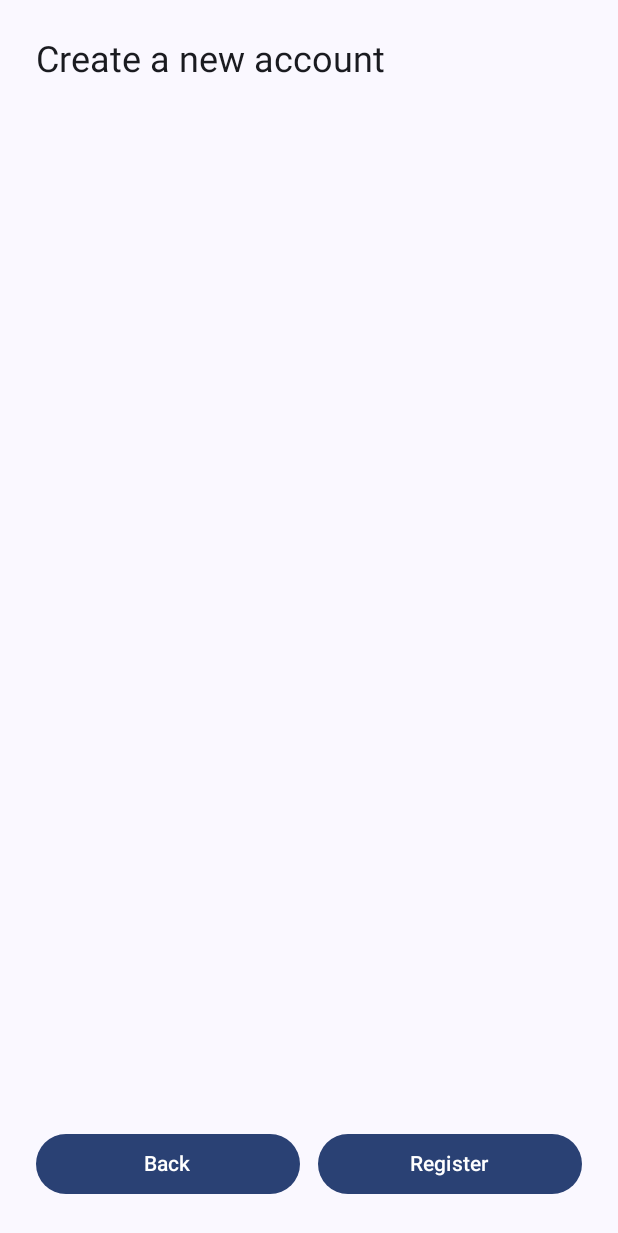
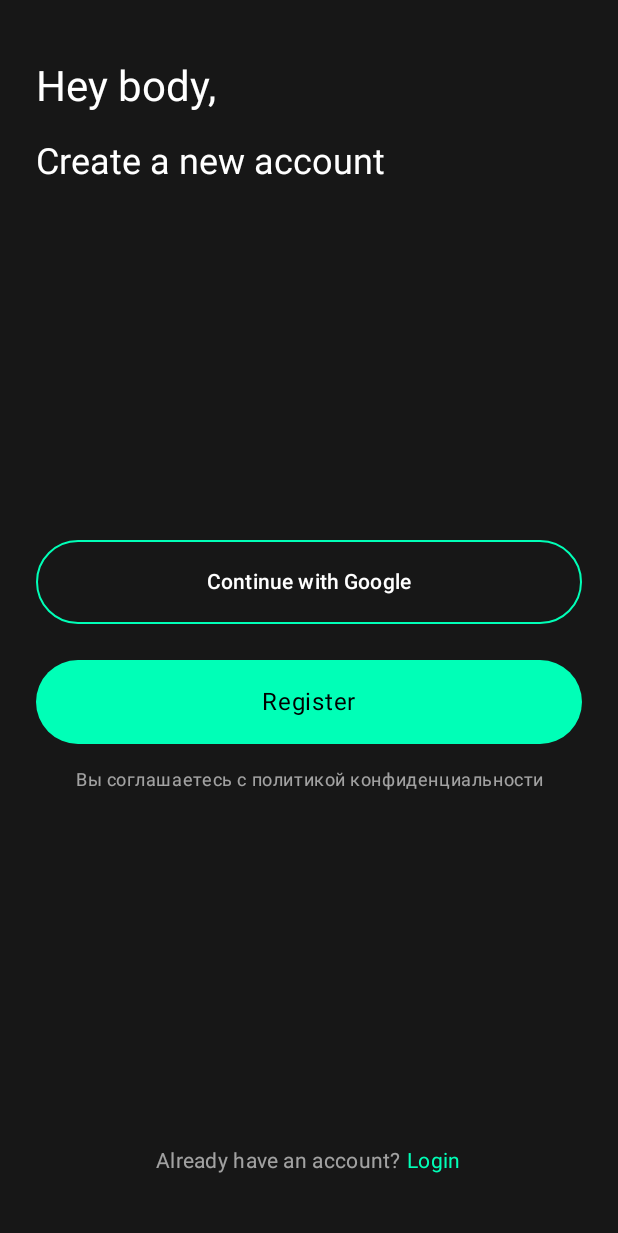
Before and after one commit to Andrew80t7/WorkoutApp, an Android app built with Jetpack Compose: the screen it shows after launch (MainActivity), after a tap on "Go", on a phone screen of 412 x 824 dp. Shown: the top 1233 px of the screen. Run offline under Robolectric (Android 15) with nearby library versions, the phone set to English and light mode, and no system bars.

Commit message:
Добавил экран регистрации через google, разделил пакеты

```diff
--- a/app/src/main/java/com/example/treningapp/MainActivity.kt
+++ b/app/src/main/java/com/example/treningapp/MainActivity.kt
@@ -1,116 +1,21 @@
+// MainActivity.kt
 package com.example.treningapp
-import android.annotation.SuppressLint
+
 import android.os.Bundle
 import androidx.activity.ComponentActivity
 import androidx.activity.compose.setContent
-import androidx.activity.compose.BackHandler
 import androidx.activity.enableEdgeToEdge
-import androidx.compose.foundation.background
-import androidx.compose.foundation.layout.*
-import androidx.compose.material3.*
-import androidx.compose.runtime.*
-import androidx.compose.ui.Alignment
-import androidx.compose.ui.Modifier
-import androidx.compose.ui.graphics.Color
-import androidx.compose.ui.unit.dp
+import com.example.treningapp.navigation.AppNavigation
 import com.example.treningapp.ui.theme.TreningAppTheme
 
 class MainActivity : ComponentActivity() {
     override fun onCreate(savedInstanceState: Bundle?) {
         super.onCreate(savedInstanceState)
         enableEdgeToEdge()
-
         setContent {
             TreningAppTheme {
-                // Состояние, которое хранит текущий экран.
-                val currentScreen = remember { mutableStateOf<Screen>(Screen.First) }
-
-
-                BackHandler(enabled = currentScreen.value == Screen.Register) {
-                    currentScreen.value = Screen.First
-                }
-
-                // Отрисовка нужного экрана
-                when (currentScreen.value) {
-                    Screen.First -> FirstScreen(
-                        onGoClick = { currentScreen.value = Screen.Register }
-                    )
-                    Screen.Register -> RegisterScreen(
-                        onBack = { currentScreen.value = Screen.First }
-                    )
-                }
+                AppNavigation()
             }
         }
     }
 }
-
-sealed class Screen {
-    object First : Screen()
-    object Register : Screen()
-}
-
-@SuppressLint("InvalidColorHexValue")
-@Composable
-fun FirstScreen(onGoClick: () -> Unit, modifier: Modifier = Modifier) {
-    Scaffold(
-        modifier = modifier.fillMaxSize()) { innerPadding ->
-        Box(modifier = Modifier
-            .fillMaxSize()
-            .padding(innerPadding)
-            .background(Color(0xFF171717))
-        ) {
-            Column(
-                modifier = Modifier
-                    .fillMaxSize()
-                    .padding(24.dp),
-                horizontalAlignment = Alignment.CenterHorizontally
-            ) {
-                Spacer(Modifier.weight(1f))
-                Text(text = "Fitness Pro", style = MaterialTheme.typography.headlineMedium,
-                    color = Color(0xFFFFFFFF))
-                Spacer(Modifier.height(8.dp))
-                Text(text = "Измени своё тело полностью", style = MaterialTheme.typography.bodyMedium,
-                    color = Color(0xFFFFFFFF))
-                Spacer(Modifier.weight(1f))
-                Button(
-                    onClick = onGoClick,
-                    modifier = Modifier
-                        .fillMaxWidth(0.7f)
-                        .height(56.dp),
-                    colors = ButtonDefaults.buttonColors(
-                        containerColor =  Color(0xFF00FFB7),
-                        contentColor = Color(0xFFFFFFFF)
-                    )
-                ) {
-                    Text("Go")
-                }
-                Spacer(Modifier.height(32.dp))
-            }
-        }
-    }
-}
-
-@Composable
-fun RegisterScreen(onBack: () -> Unit, modifier: Modifier = Modifier) {
-    Scaffold(modifier = modifier.fillMaxSize()) { innerPadding ->
-        Column(
-            modifier = Modifier
-                .fillMaxSize()
-                .padding(24.dp)
-                .padding(innerPadding)
-        ) {
-            Text(text = "Create a new account", style = MaterialTheme.typography.headlineSmall)
-            Spacer(Modifier.height(16.dp))
-            Spacer(Modifier.weight(1f))
-            Row {
-                Button(onClick = onBack, modifier = Modifier.weight(1f)) {
-                    Text("Back")
-                }
-                Spacer(Modifier.width(12.dp))
-                Button(onClick = { /* регистрация */ }, modifier = Modifier.weight(1f)) {
-                    Text("Register")
-                }
-            }
-        }
-    }
-}
--- /dev/null
+++ b/app/src/main/java/com/example/treningapp/navigation/Navigation.kt
@@ -0,0 +1,36 @@
+// ui/navigation/Navigation.kt
+package com.example.treningapp.navigation
+
+import androidx.compose.runtime.Composable
+import androidx.compose.runtime.mutableStateOf
+import androidx.compose.runtime.remember
+import androidx.compose.ui.Modifier
+import androidx.activity.compose.BackHandler
+import com.example.treningapp.screens.FirstScreen
+import com.example.treningapp.screens.RegisterScreen
+
+sealed class Screen {
+    object First : Screen()
+    object Register : Screen()
+}
+
+@Composable
+fun AppNavigation(modifier: Modifier = Modifier) {
+    val currentScreen = remember { mutableStateOf<Screen>(Screen.First) }
+
+    BackHandler(enabled = currentScreen.value == Screen.Register) {
+        currentScreen.value = Screen.First
+    }
+
+    when (currentScreen.value) {
+        Screen.First -> FirstScreen(
+            onGoClick = { currentScreen.value = Screen.Register }
+        )
+        Screen.Register -> RegisterScreen(
+            onBack = { currentScreen.value = Screen.First },
+            onLoginClick = { /* Пока заглушка - можно перейти на экран логина */ },
+            onRegisterClick = { /* Обработка регистрации */ },
+            onGoogleSignIn = { /* Google Sign-In логика */ }
+        )
+    }
+}
--- /dev/null
+++ b/app/src/main/java/com/example/treningapp/screens/FirstScreen.kt
@@ -0,0 +1,62 @@
+// ui/screens/FirstScreen.kt
+package com.example.treningapp.screens
+
+import androidx.compose.foundation.background
+import androidx.compose.foundation.layout.*
+import androidx.compose.material3.*
+import androidx.compose.runtime.Composable
+import androidx.compose.ui.Alignment
+import androidx.compose.ui.Modifier
+import androidx.compose.ui.graphics.Color
+import androidx.compose.ui.unit.dp
+
+@Composable
+fun FirstScreen(
+    onGoClick: () -> Unit,
+    modifier: Modifier = Modifier
+) {
+    Scaffold(
+        modifier = modifier.fillMaxSize()
+    ) { innerPadding ->
+        Box(
+            modifier = Modifier
+                .fillMaxSize()
+                .padding(innerPadding)
+                .background(Color(0xFF171717))
+        ) {
+            Column(
+                modifier = Modifier
+                    .fillMaxSize()
+                    .padding(24.dp),
+                horizontalAlignment = Alignment.CenterHorizontally
+            ) {
+                Spacer(Modifier.weight(1f))
+                Text(
+                    text = "Fitness Pro",
+                    style = MaterialTheme.typography.headlineMedium,
+                    color = Color(0xFFFFFFFF)
+                )
+                Spacer(Modifier.height(8.dp))
+                Text(
+                    text = "Измени своё тело полностью",
+                    style = MaterialTheme.typography.bodyMedium,
+                    color = Color(0xFFFFFFFF)
+                )
+                Spacer(Modifier.weight(1f))
+                Button(
+                    onClick = onGoClick,
+                    modifier = Modifier
+                        .fillMaxWidth(0.7f)
+                        .height(56.dp),
+                    colors = ButtonDefaults.buttonColors(
+                        containerColor = Color(0xFF00FFB7),
+                        contentColor = Color(0xFFFFFFFF)
+                    )
+                ) {
+                    Text("Go")
+                }
+                Spacer(Modifier.height(32.dp))
+            }
+        }
+    }
+}
--- /dev/null
+++ b/app/src/main/java/com/example/treningapp/screens/RegisterScreen.kt
@@ -0,0 +1,116 @@
+// ui/screens/RegisterScreen.kt
+package com.example.treningapp.screens
+
+import androidx.compose.foundation.BorderStroke
+import androidx.compose.foundation.background
+import androidx.compose.foundation.clickable
+import androidx.compose.foundation.layout.*
+import androidx.compose.material3.*
+import androidx.compose.runtime.Composable
+import androidx.compose.ui.Modifier
+import androidx.compose.ui.graphics.Color
+import androidx.compose.ui.text.style.TextAlign
+import androidx.compose.ui.unit.dp
+
+@Composable
+fun RegisterScreen(
+    onBack: () -> Unit,
+    onLoginClick: () -> Unit,
+    onRegisterClick: () -> Unit,
+    onGoogleSignIn: () -> Unit,
+    modifier: Modifier = Modifier
+) {
+    Scaffold(modifier = modifier.fillMaxSize()) { innerPadding ->
+        Column(
+            modifier = Modifier
+                .fillMaxSize()
+                .padding(innerPadding)
+                .background(Color(0xFF171717))
+                .padding(horizontal = 24.dp),
+            verticalArrangement = Arrangement.SpaceBetween
+        ) {
+            // Верхняя часть
+            Column {
+                Spacer(Modifier.height(40.dp))
+
+                Text(
+                    text = "Hey body,",
+                    style = MaterialTheme.typography.headlineMedium,
+                    color = Color(0xFFFFFFFF)
+                )
+
+                Spacer(Modifier.height(16.dp))
+
+                Text(
+                    text = "Create a new account",
+                    style = MaterialTheme.typography.headlineSmall,
+                    color = Color(0xFFFFFFFF)
+                )
+            }
+
+            Column {
+                // Кнопка регистрации через Google
+                OutlinedButton(
+                    onClick = onGoogleSignIn,
+                    modifier = Modifier
+                        .fillMaxWidth()
+                        .height(56.dp),
+                    colors = ButtonDefaults.outlinedButtonColors(
+                        contentColor = Color.White,
+                        containerColor = Color.Transparent
+                    ),
+                    border = BorderStroke(1.dp, Color(0xFF00FFB7))
+                ) {
+                    Text("Continue with Google")
+                }
+
+                Spacer(Modifier.height(24.dp))
+
+                // Основная кнопка регистрации
+                Button(
+                    onClick = onRegisterClick,
+                    modifier = Modifier
+                        .fillMaxWidth()
+                        .height(56.dp),
+                    colors = ButtonDefaults.buttonColors(
+                        containerColor = Color(0xFF00FFB7),
+                        contentColor = Color(0xFF000000)
+                    )
+                ) {
+                    Text("Register", style = MaterialTheme.typography.bodyLarge)
+                }
+
+                Spacer(Modifier.height(16.dp))
+
+                // Текст с политикой конфиденциальности
+                Text(
+                    text = "Вы соглашаетесь с политикой конфиденциальности",
+                    style = MaterialTheme.typography.bodySmall,
+                    color = Color(0x99FFFFFF),
+                    textAlign = TextAlign.Center,
+                    modifier = Modifier.fillMaxWidth()
+                )
+            }
+
+            // Нижняя часть с ссылкой на логин
+            Row(
+                modifier = Modifier
+                    .fillMaxWidth()
+                    .padding(bottom = 40.dp),
+                horizontalArrangement = Arrangement.Center
+            ) {
+                Text(
+                    text = "Already have an account? ",
+                    style = MaterialTheme.typography.bodyMedium,
+                    color = Color(0x99FFFFFF)
+                )
+                Text(
+                    text = "Login",
+                    style = MaterialTheme.typography.bodyMedium,
+                    color = Color(0xFF00FFB7),
+                    modifier = Modifier.clickable(onClick = onLoginClick)
+                )
+            }
+        }
+    }
+}
```
